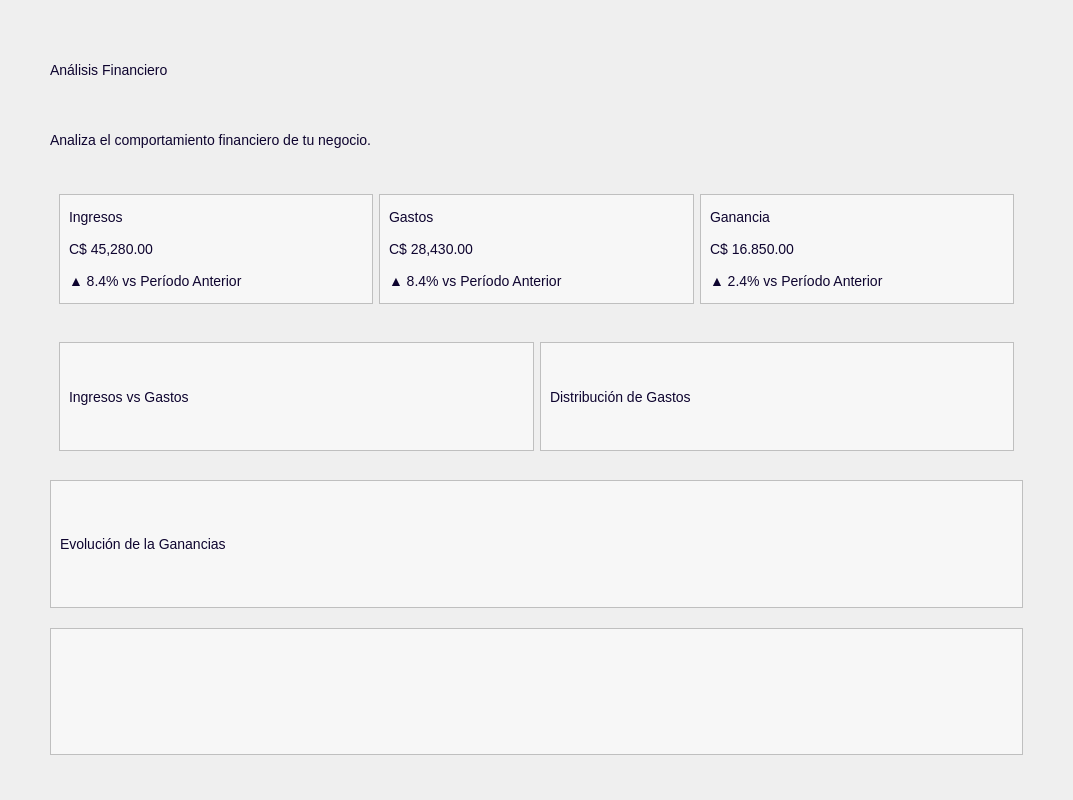
Old version of the form app/ui/dashboard/pages/analisis.ui in the repository Brando-1510/Proyecto-Integrador-2.0.
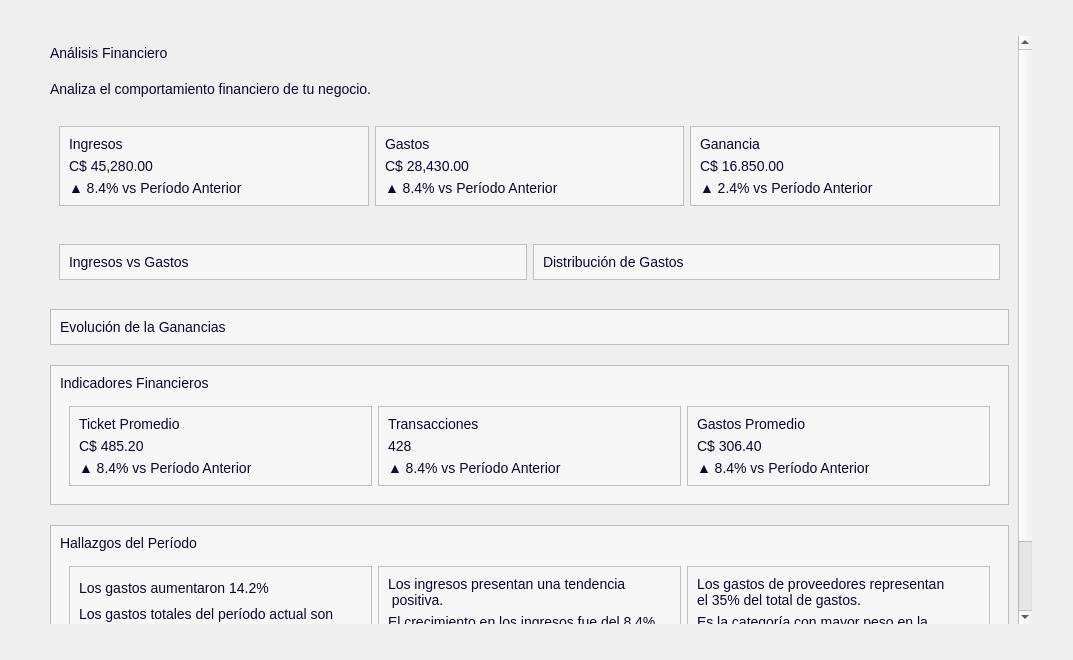
New version of the form.

Commit message: (ui): añadiendo primera version del modulo de analisis

Patch:
```diff
--- a/app/ui/dashboard/pages/analisis.ui
+++ b/app/ui/dashboard/pages/analisis.ui
@@ -7,7 +7,7 @@
     <x>0</x>
     <y>0</y>
     <width>1073</width>
-    <height>800</height>
+    <height>660</height>
    </rect>
   </property>
   <property name="windowTitle">
@@ -197,8 +197,8 @@
          <rect>
           <x>0</x>
           <y>0</y>
-          <width>995</width>
-          <height>732</height>
+          <width>1031</width>
+          <height>802</height>
          </rect>
         </property>
         <property name="sizePolicy">
@@ -486,6 +486,405 @@
              <property name="frameShadow">
               <enum>QFrame::Raised</enum>
              </property>
+             <property name="carta" stdset="0">
+              <string>Dashboard</string>
+             </property>
+             <layout class="QVBoxLayout" name="verticalLayout_14">
+              <item>
+               <widget class="QLabel" name="label_9">
+                <property name="text">
+                 <string>Indicadores Financieros</string>
+                </property>
+                <property name="texto" stdset="0">
+                 <string>TituloSecundario</string>
+                </property>
+               </widget>
+              </item>
+              <item>
+               <widget class="QWidget" name="widget_2" native="true">
+                <layout class="QHBoxLayout" name="horizontalLayout_3">
+                 <item>
+                  <widget class="QFrame" name="frame_10">
+                   <property name="frameShape">
+                    <enum>QFrame::StyledPanel</enum>
+                   </property>
+                   <property name="frameShadow">
+                    <enum>QFrame::Raised</enum>
+                   </property>
+                   <property name="carta" stdset="0">
+                    <string>Dashboard</string>
+                   </property>
+                   <layout class="QVBoxLayout" name="verticalLayout_13">
+                    <item>
+                     <widget class="QLabel" name="label_8">
+                      <property name="text">
+                       <string>Ticket Promedio</string>
+                      </property>
+                      <property name="texto" stdset="0">
+                       <string>Destacado</string>
+                      </property>
+                     </widget>
+                    </item>
+                    <item>
+                     <widget class="QLabel" name="valorTicket">
+                      <property name="text">
+                       <string>C$ 485.20</string>
+                      </property>
+                      <property name="texto" stdset="0">
+                       <string>Valor</string>
+                      </property>
+                     </widget>
+                    </item>
+                    <item>
+                     <widget class="QLabel" name="estadoTicket">
+                      <property name="text">
+                       <string>▲ 8.4% vs Período Anterior</string>
+                      </property>
+                      <property name="texto" stdset="0">
+                       <string>Positivo</string>
+                      </property>
+                     </widget>
+                    </item>
+                   </layout>
+                  </widget>
+                 </item>
+                 <item>
+                  <widget class="QFrame" name="frame_8">
+                   <property name="frameShape">
+                    <enum>QFrame::StyledPanel</enum>
+                   </property>
+                   <property name="frameShadow">
+                    <enum>QFrame::Raised</enum>
+                   </property>
+                   <property name="carta" stdset="0">
+                    <string>Dashboard</string>
+                   </property>
+                   <layout class="QVBoxLayout" name="verticalLayout_9">
+                    <item>
+                     <widget class="QLabel" name="label_5">
+                      <property name="text">
+                       <string>Transacciones</string>
+                      </property>
+                      <property name="texto" stdset="0">
+                       <string>Destacado</string>
+                      </property>
+                     </widget>
+                    </item>
+                    <item>
+                     <widget class="QLabel" name="valorTransacciones">
+                      <property name="text">
+                       <string>428</string>
+                      </property>
+                      <property name="texto" stdset="0">
+                       <string>Valor</string>
+                      </property>
+                     </widget>
+                    </item>
+                    <item>
+                     <widget class="QLabel" name="estadoTransacciones">
+                      <property name="text">
+                       <string>▲ 8.4% vs Período Anterior</string>
+                      </property>
+                      <property name="texto" stdset="0">
+                       <string>Positivo</string>
+                      </property>
+                     </widget>
+                    </item>
+                   </layout>
+                  </widget>
+                 </item>
+                 <item>
+                  <widget class="QFrame" name="frame_9">
+                   <property name="frameShape">
+                    <enum>QFrame::StyledPanel</enum>
+                   </property>
+                   <property name="frameShadow">
+                    <enum>QFrame::Raised</enum>
+                   </property>
+                   <property name="carta" stdset="0">
+                    <string>Dashboard</string>
+                   </property>
+                   <layout class="QVBoxLayout" name="verticalLayout_10">
+                    <item>
+                     <widget class="QLabel" name="label_6">
+                      <property name="text">
+                       <string>Gastos Promedio</string>
+                      </property>
+                      <property name="texto" stdset="0">
+                       <string>Destacado</string>
+                      </property>
+                     </widget>
+                    </item>
+                    <item>
+                     <widget class="QLabel" name="valorGastoPromedio">
+                      <property name="text">
+                       <string>C$ 306.40</string>
+                      </property>
+                      <property name="texto" stdset="0">
+                       <string>Valor</string>
+                      </property>
+                     </widget>
+                    </item>
+                    <item>
+                     <widget class="QLabel" name="estadoGastosPromedio">
+                      <property name="text">
+                       <string>▲ 8.4% vs Período Anterior</string>
+                      </property>
+                      <property name="texto" stdset="0">
+                       <string>Positivo</string>
+                      </property>
+                     </widget>
+                    </item>
+                   </layout>
+                  </widget>
+                 </item>
+                </layout>
+               </widget>
+              </item>
+             </layout>
+            </widget>
+           </item>
+           <item>
+            <widget class="QFrame" name="frame_11">
+             <property name="styleSheet">
+              <string notr="true">QLabel[texto=&quot;Destacado&quot;]{
+font-size:14px;
+color: #0E042F;
+font-weight: bold;
+}
+QFrame[carta] {
+    border-width: 1px;
+    border-style: solid;
+    border-radius: 8px; /* Bordes redondeados */
+    padding: 15px;      /* Espacio interno para el contenido */
+}
+/* 1. Cuadro de Atención (Rojo/Rosa) */
+QFrame[carta=&quot;atencion&quot;] {
+    background-color: #FFF0F2; /* Fondo rosa claro */
+    border-color: #FFD2D7;     /* Borde rosa */
+}
+
+/* 2. Cuadro de Buen Comportamiento (Verde) */
+QFrame[carta=&quot;bueno&quot;] {
+    background-color: #F0FAF5; /* Fondo verde claro */
+    border-color: #D2F2E1;     /* Borde verde */
+}
+
+/* 3. Cuadro Para Considerar (Amarillo) */
+QFrame[carta=&quot;considerar&quot;] {
+    background-color: #FFF9EE; /* Fondo amarillo claro */
+    border-color: #FFECC7;     /* Borde amarillo */
+}</string>
+             </property>
+             <property name="frameShape">
+              <enum>QFrame::StyledPanel</enum>
+             </property>
+             <property name="frameShadow">
+              <enum>QFrame::Raised</enum>
+             </property>
+             <property name="carta" stdset="0">
+              <string>Dashboard</string>
+             </property>
+             <layout class="QVBoxLayout" name="verticalLayout_15">
+              <item>
+               <widget class="QLabel" name="label_13">
+                <property name="text">
+                 <string>Hallazgos del Período</string>
+                </property>
+                <property name="texto" stdset="0">
+                 <string>TituloSecundario</string>
+                </property>
+               </widget>
+              </item>
+              <item>
+               <widget class="QWidget" name="widget_4" native="true">
+                <property name="styleSheet">
+                 <string notr="true">/* Estilo base para todas las cápsulas */
+QLabel[tipo=&quot;capsula&quot;] {
+    font-weight: bold;
+    font-size: 11px;
+    padding: 4px 12px;       /* Espaciado interno (arriba/abajo, lados) */
+    border-radius: 10px;     /* Hace las esquinas completamente redondas */
+    border-width: 1px;
+    border-style: solid;
+}
+
+/* Cápsula dentro de la carta de atención */
+QFrame[carta=&quot;atencion&quot;] QLabel[tipo=&quot;capsula&quot;] {
+    background-color: #FFE3E6;
+    border-color: #FFA3A8;
+    color: #D9383A;
+}
+
+/* Cápsula dentro de la carta de buen comportamiento */
+QFrame[carta=&quot;bueno&quot;] QLabel[tipo=&quot;capsula&quot;] {
+    background-color: #E2F7EB;
+    border-color: #9CE7BA;
+    color: #1A874B;
+}
+
+/* Cápsula dentro de la carta para considerar */
+QFrame[carta=&quot;considerar&quot;] QLabel[tipo=&quot;capsula&quot;] {
+    background-color: #FFF2D6;
+    border-color: #FED48C;
+    color: #B27000;
+}
+</string>
+                </property>
+                <layout class="QHBoxLayout" name="horizontalLayout_4">
+                 <item>
+                  <widget class="QFrame" name="frame_12">
+                   <property name="frameShape">
+                    <enum>QFrame::StyledPanel</enum>
+                   </property>
+                   <property name="frameShadow">
+                    <enum>QFrame::Raised</enum>
+                   </property>
+                   <property name="carta" stdset="0">
+                    <string>atencion</string>
+                   </property>
+                   <layout class="QVBoxLayout" name="verticalLayout_16">
+                    <item>
+                     <widget class="QLabel" name="label_14">
+                      <property name="text">
+                       <string>Los gastos aumentaron 14.2%</string>
+                      </property>
+                      <property name="texto" stdset="0">
+                       <string>Destacado</string>
+                      </property>
+                     </widget>
+                    </item>
+                    <item>
+                     <widget class="QLabel" name="valorTicket_2">
+                      <property name="text">
+                       <string>Los gastos totales del período actual son
+14.2% mayores que el período anteriro</string>
+                      </property>
+                      <property name="texto" stdset="0">
+                       <string/>
+                      </property>
+                     </widget>
+                    </item>
+                    <item>
+                     <widget class="QLabel" name="estadoTicket_2">
+                      <property name="text">
+                       <string>▲ 8.4% vs Período Anterior</string>
+                      </property>
+                      <property name="texto" stdset="0">
+                       <string/>
+                      </property>
+                      <property name="tipo" stdset="0">
+                       <string>capsula</string>
+                      </property>
+                     </widget>
+                    </item>
+                   </layout>
+                  </widget>
+                 </item>
+                 <item>
+                  <widget class="QFrame" name="frame_13">
+                   <property name="frameShape">
+                    <enum>QFrame::StyledPanel</enum>
+                   </property>
+                   <property name="frameShadow">
+                    <enum>QFrame::Raised</enum>
+                   </property>
+                   <property name="carta" stdset="0">
+                    <string>bueno</string>
+                   </property>
+                   <layout class="QVBoxLayout" name="verticalLayout_17">
+                    <item>
+                     <widget class="QLabel" name="label_15">
+                      <property name="text">
+                       <string>Los ingresos presentan una tendencia
+ positiva.</string>
+                      </property>
+                      <property name="texto" stdset="0">
+                       <string>Destacado</string>
+                      </property>
+                     </widget>
+                    </item>
+                    <item>
+                     <widget class="QLabel" name="valorTransacciones_2">
+                      <property name="text">
+                       <string>El crecimiento en los ingresos fue del 8.4%
+respecto al período anterior.</string>
+                      </property>
+                      <property name="texto" stdset="0">
+                       <string/>
+                      </property>
+                     </widget>
+                    </item>
+                    <item>
+                     <widget class="QLabel" name="estadoTransacciones_2">
+                      <property name="text">
+                       <string>▲ 8.4% vs Período Anterior</string>
+                      </property>
+                      <property name="texto" stdset="0">
+                       <string/>
+                      </property>
+                      <property name="tipo" stdset="0">
+                       <string>capsula</string>
+                      </property>
+                     </widget>
+                    </item>
+                   </layout>
+                  </widget>
+                 </item>
+                 <item>
+                  <widget class="QFrame" name="frame_14">
+                   <property name="frameShape">
+                    <enum>QFrame::StyledPanel</enum>
+                   </property>
+                   <property name="frameShadow">
+                    <enum>QFrame::Raised</enum>
+                   </property>
+                   <property name="carta" stdset="0">
+                    <string>considerar</string>
+                   </property>
+                   <layout class="QVBoxLayout" name="verticalLayout_18">
+                    <item>
+                     <widget class="QLabel" name="label_16">
+                      <property name="text">
+                       <string>Los gastos de proveedores representan
+el 35% del total de gastos.</string>
+                      </property>
+                      <property name="texto" stdset="0">
+                       <string>Destacado</string>
+                      </property>
+                     </widget>
+                    </item>
+                    <item>
+                     <widget class="QLabel" name="valorGastoPromedio_2">
+                      <property name="text">
+                       <string>Es la categoría con mayor peso en la
+estructura de costos</string>
+                      </property>
+                      <property name="texto" stdset="0">
+                       <string/>
+                      </property>
+                     </widget>
+                    </item>
+                    <item>
+                     <widget class="QLabel" name="estadoGastosPromedio_2">
+                      <property name="text">
+                       <string>▲ 8.4% vs Período Anterior</string>
+                      </property>
+                      <property name="texto" stdset="0">
+                       <string/>
+                      </property>
+                      <property name="tipo" stdset="0">
+                       <string>capsula</string>
+                      </property>
+                     </widget>
+                    </item>
+                   </layout>
+                  </widget>
+                 </item>
+                </layout>
+               </widget>
+              </item>
+             </layout>
             </widget>
            </item>
           </layout>
```
Left out of the diff: 3 changed lines with no effect on the pictures. The commit also changes 3 other files.
